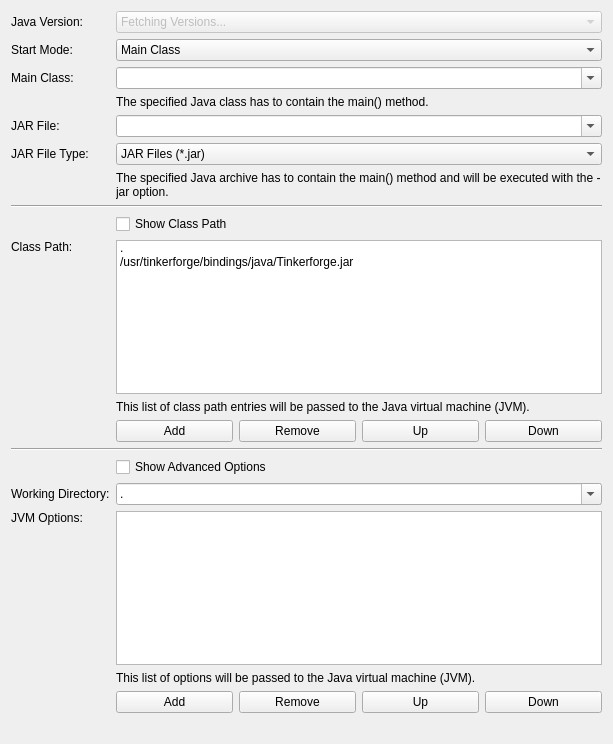
First picture: the form in src/brickv/plugin_system/plugins/red/ui/program_page_java.ui, repository Tinkerforge/brickv, before the edit.
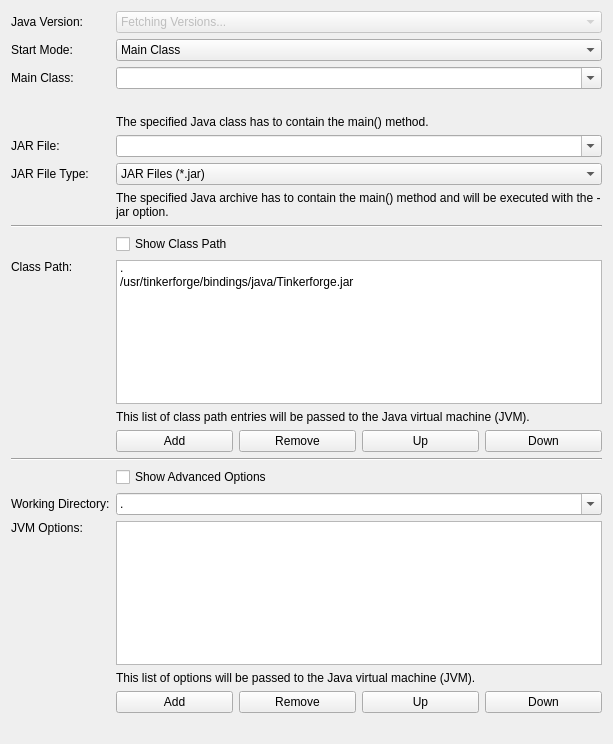
Second picture: the form after the edit.

Diff of the .ui file:
```diff
--- a/src/brickv/plugin_system/plugins/red/ui/program_page_java.ui
+++ b/src/brickv/plugin_system/plugins/red/ui/program_page_java.ui
@@ -75,7 +75,7 @@
        </property>
       </widget>
      </item>
-     <item row="4" column="0">
+     <item row="5" column="0">
       <widget class="QLabel" name="label_jar_file">
        <property name="text">
         <string>JAR File:</string>
@@ -85,7 +85,7 @@
        </property>
       </widget>
      </item>
-     <item row="6" column="1" colspan="4">
+     <item row="7" column="1" colspan="4">
       <widget class="QLabel" name="label_jar_file_help">
        <property name="text">
         <string>The specified Java archive has to contain the main() method and will be executed with the -jar option.</string>
@@ -95,7 +95,7 @@
        </property>
       </widget>
      </item>
-     <item row="3" column="1" colspan="4">
+     <item row="4" column="1" colspan="4">
       <widget class="QLabel" name="label_main_class_help">
        <property name="text">
         <string>The specified Java class has to contain the main() method.</string>
@@ -105,7 +105,7 @@
        </property>
       </widget>
      </item>
-     <item row="4" column="1" colspan="4">
+     <item row="5" column="1" colspan="4">
       <widget class="QComboBox" name="combo_jar_file">
        <property name="editable">
         <bool>true</bool>
@@ -115,7 +115,7 @@
        </property>
       </widget>
      </item>
-     <item row="9" column="0">
+     <item row="10" column="0">
       <widget class="QLabel" name="label_class_path">
        <property name="text">
         <string>Class Path:</string>
@@ -128,7 +128,7 @@
        </property>
       </widget>
      </item>
-     <item row="9" column="1" colspan="4">
+     <item row="10" column="1" colspan="4">
       <widget class="QListWidget" name="list_class_path">
        <item>
         <property name="text">
@@ -148,28 +148,28 @@
        </item>
       </widget>
      </item>
-     <item row="11" column="1">
+     <item row="12" column="1">
       <widget class="QPushButton" name="button_add_class_path_entry">
        <property name="text">
         <string>Add</string>
        </property>
       </widget>
      </item>
-     <item row="11" column="2">
+     <item row="12" column="2">
       <widget class="QPushButton" name="button_remove_class_path_entry">
        <property name="text">
         <string>Remove</string>
        </property>
       </widget>
      </item>
-     <item row="11" column="3">
+     <item row="12" column="3">
       <widget class="QPushButton" name="button_up_class_path_entry">
        <property name="text">
         <string>Up</string>
        </property>
       </widget>
      </item>
-     <item row="10" column="1" colspan="4">
+     <item row="11" column="1" colspan="4">
       <widget class="QLabel" name="label_class_path_help">
        <property name="text">
         <string>This list of class path entries will be passed to the Java virtual machine (JVM).</string>
@@ -179,21 +179,21 @@
        </property>
       </widget>
      </item>
-     <item row="13" column="1" colspan="4">
+     <item row="14" column="1" colspan="4">
       <widget class="QCheckBox" name="check_show_advanced_options">
        <property name="text">
         <string>Show Advanced Options</string>
        </property>
       </widget>
      </item>
-     <item row="12" column="0" colspan="5">
+     <item row="13" column="0" colspan="5">
       <widget class="Line" name="line">
        <property name="orientation">
         <enum>Qt::Horizontal</enum>
        </property>
       </widget>
      </item>
-     <item row="14" column="0">
+     <item row="15" column="0">
       <widget class="QLabel" name="label_working_directory">
        <property name="text">
         <string>Working Directory:</string>
@@ -203,7 +203,7 @@
        </property>
       </widget>
      </item>
-     <item row="15" column="0">
+     <item row="16" column="0">
       <widget class="QLabel" name="label_options">
        <property name="text">
         <string>JVM Options:</string>
@@ -216,60 +216,60 @@
        </property>
       </widget>
      </item>
-     <item row="14" column="1" colspan="4">
-      <widget class="QComboBox" name="combo_working_directory">
-       <property name="editable">
-        <bool>true</bool>
-       </property>
-       <property name="insertPolicy">
-        <enum>QComboBox::NoInsert</enum>
-       </property>
-       <item>
-        <property name="text">
-         <string>.</string>
-        </property>
-       </item>
-      </widget>
-     </item>
      <item row="15" column="1" colspan="4">
+      <widget class="QComboBox" name="combo_working_directory">
+       <property name="editable">
+        <bool>true</bool>
+       </property>
+       <property name="insertPolicy">
+        <enum>QComboBox::NoInsert</enum>
+       </property>
+       <item>
+        <property name="text">
+         <string>.</string>
+        </property>
+       </item>
+      </widget>
+     </item>
+     <item row="16" column="1" colspan="4">
       <widget class="QListWidget" name="list_options"/>
      </item>
-     <item row="17" column="1">
+     <item row="18" column="1">
       <widget class="QPushButton" name="button_add_option">
        <property name="text">
         <string>Add</string>
        </property>
       </widget>
      </item>
-     <item row="17" column="2">
+     <item row="18" column="2">
       <widget class="QPushButton" name="button_remove_option">
        <property name="text">
         <string>Remove</string>
        </property>
       </widget>
      </item>
-     <item row="17" column="3">
+     <item row="18" column="3">
       <widget class="QPushButton" name="button_up_option">
        <property name="text">
         <string>Up</string>
        </property>
       </widget>
      </item>
-     <item row="17" column="4">
+     <item row="18" column="4">
       <widget class="QPushButton" name="button_down_option">
        <property name="text">
         <string>Down</string>
        </property>
       </widget>
      </item>
-     <item row="11" column="4">
+     <item row="12" column="4">
       <widget class="QPushButton" name="button_down_class_path_entry">
        <property name="text">
         <string>Down</string>
        </property>
       </widget>
      </item>
-     <item row="16" column="1" colspan="4">
+     <item row="17" column="1" colspan="4">
       <widget class="QLabel" name="label_options_help">
        <property name="text">
         <string>This list of options will be passed to the Java virtual machine (JVM).</string>
@@ -279,7 +279,7 @@
        </property>
       </widget>
      </item>
-     <item row="5" column="0">
+     <item row="6" column="0">
       <widget class="QLabel" name="label_jar_file_type">
        <property name="text">
         <string>JAR File Type:</string>
@@ -289,7 +289,7 @@
        </property>
       </widget>
      </item>
-     <item row="5" column="1" colspan="4">
+     <item row="6" column="1" colspan="4">
       <widget class="QComboBox" name="combo_jar_file_type">
        <property name="currentIndex">
         <number>1</number>
@@ -316,7 +316,7 @@
        </property>
       </widget>
      </item>
-     <item row="18" column="1" colspan="4">
+     <item row="19" column="1" colspan="4">
       <widget class="QLabel" name="label_spacer">
        <property name="sizePolicy">
         <sizepolicy hsizetype="Preferred" vsizetype="Preferred">
@@ -329,20 +329,27 @@
        </property>
       </widget>
      </item>
-     <item row="7" column="0" colspan="5">
+     <item row="8" column="0" colspan="5">
       <widget class="Line" name="line_2">
        <property name="orientation">
         <enum>Qt::Horizontal</enum>
        </property>
       </widget>
      </item>
-     <item row="8" column="1" colspan="4">
+     <item row="9" column="1" colspan="4">
       <widget class="QCheckBox" name="check_show_class_path">
        <property name="text">
         <string>Show Class Path</string>
        </property>
       </widget>
      </item>
+     <item row="3" column="1" colspan="4">
+      <widget class="QLabel" name="label_main_class_error">
+       <property name="text">
+        <string>&lt;main-class-error&gt;</string>
+       </property>
+      </widget>
+     </item>
     </layout>
    </item>
   </layout>
```
